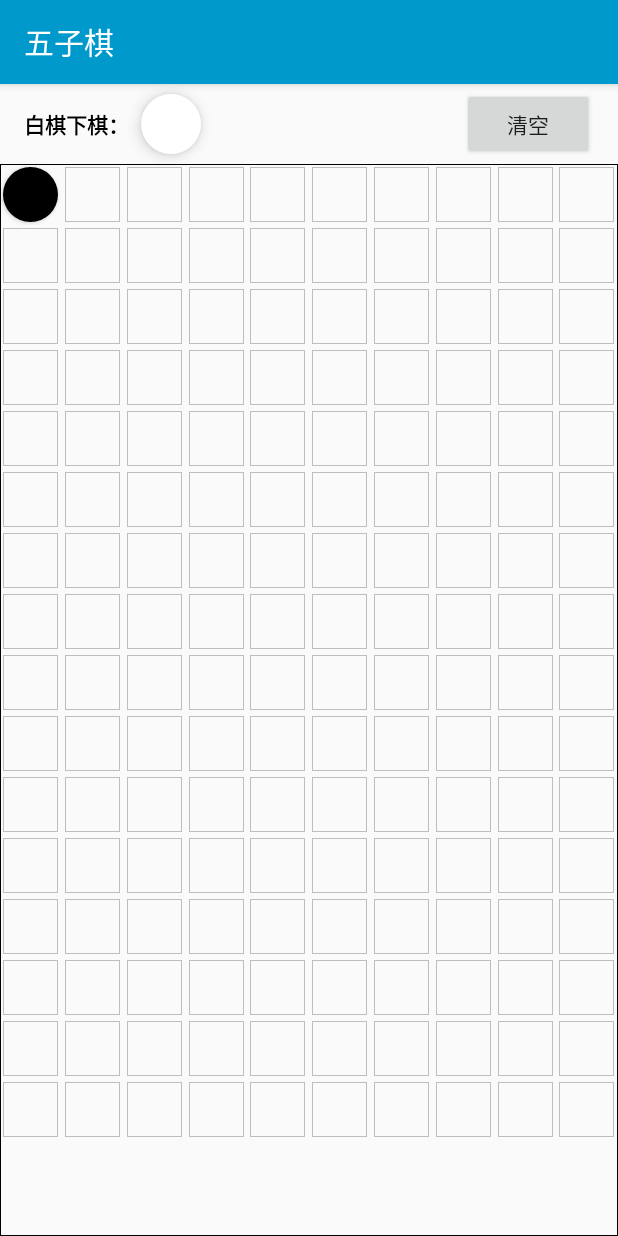
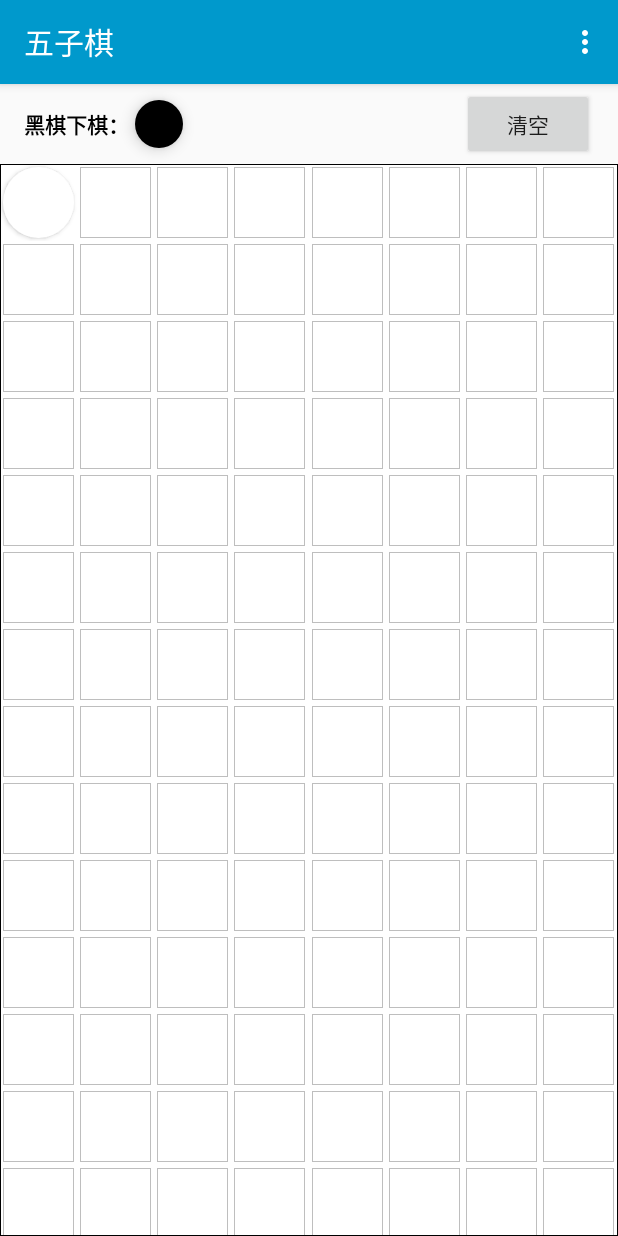
Before and after one commit to QiuBuJi/FiveInARow, an Android app: the screen it shows after launch (MainActivity), after a tap on an icon or button, on a phone screen of 412 x 824 dp. Run offline under Robolectric (Android 15) with nearby library versions, the phone set to English and light mode, and no system bars.

Commit message:
添加：     1.关于窗口     2.菜单选项     3.更换程序图标

```diff
--- a/app/src/main/AndroidManifest.xml
+++ b/app/src/main/AndroidManifest.xml
@@ -4,11 +4,12 @@
 
     <application
         android:allowBackup="true"
-        android:icon="@mipmap/ic_launcher"
+        android:icon="@mipmap/five_chess"
         android:label="@string/app_name"
-        android:roundIcon="@mipmap/ic_launcher_round"
+        android:roundIcon="@mipmap/five_chess"
         android:supportsRtl="true"
         android:theme="@style/AppTheme">
+        <activity android:name=".AboutActivity"></activity>
         <activity android:name=".MainActivity">
             <intent-filter>
                 <action android:name="android.intent.action.MAIN" />
--- a/app/src/main/java/com/example/five_in_a_row/MainActivity.kt
+++ b/app/src/main/java/com/example/five_in_a_row/MainActivity.kt
@@ -2,27 +2,30 @@ package com.example.five_in_a_row
 
 import android.annotation.SuppressLint
 import android.content.Context
+import android.content.Intent
 import android.graphics.Color
 import android.graphics.Point
 import androidx.appcompat.app.AppCompatActivity
 import android.os.Bundle
 import android.os.Handler
 import android.os.Message
-import android.view.LayoutInflater
-import android.view.View
-import android.view.ViewGroup
+import android.util.TypedValue
+import android.view.*
 import android.widget.TextView
 import androidx.recyclerview.widget.GridLayoutManager
 import androidx.recyclerview.widget.RecyclerView
 import kotlinx.android.synthetic.main.activity_main.*
 
 class MainActivity : AppCompatActivity() {
+    private lateinit var adapter: Adapter
 
     //region Companion
     companion object {
-        lateinit var tvTitle: TextView
+        lateinit var mTvTitle: TextView
         lateinit var mTvCircle: TextView
         val sizeScreen = Point()
+        var heightMain: Int = 0
+        var typeDefault: Circle.TYPE = Circle.TYPE.White
     }
     //endregion
 
@@ -31,19 +34,83 @@ class MainActivity : AppCompatActivity() {
         super.onCreate(savedInstanceState)
         setContentView(R.layout.activity_main)
 
-        tvTitle = main_tvTitle
+        //提取控件到全局变量
+        mTvTitle = main_tvTitle
         mTvCircle = main_tvCircle
 
+        heightMain = main_clMain.height
         windowManager.defaultDisplay.getSize(sizeScreen)//取屏幕尺寸
 
-        val adapter = Adapter(this, main_rvTable)
-        main_rvTable.adapter = adapter
-        main_rvTable.layoutManager = GridLayoutManager(this, adapter.width)
+        swapAdapter()//设置棋盘适配器
+
+        //init others
+
 
         //清空棋盘
-        main_btClear.setOnClickListener {
-            main_rvTable.swapAdapter(Adapter(this, main_rvTable), true)
+        main_btClear.setOnClickListener { swapAdapter() }
+    }
+
+    /**交换adapter*/
+    private fun swapAdapter() {
+        adapter = Adapter(this, main_rvTable, point.x, point.y)
+        main_rvTable.swapAdapter(adapter, true)
+        main_rvTable.layoutManager = GridLayoutManager(this, adapter.width)
+    }
+
+    override fun onStart() {
+        super.onStart()
+    }
+
+    private val group1 = 1
+    private val group2 = 2
+    private val group3 = 3
+    override fun onCreateOptionsMenu(menu: Menu?): Boolean {
+        menu?.run {
+            var addSubMenu = addSubMenu(group1, 0, 0, "先下棋")
+            addSubMenu.add(group1, 1, 0, "白棋").setIcon(R.drawable.ic_bg_circle_white)
+            addSubMenu.add(group1, 2, 0, "黑棋").setIcon(R.drawable.ic_bg_circle_black)
+
+            addSubMenu = addSubMenu(group2, 0, 0, "棋盘格数")
+            addSubMenu.add(group2, 1, 0, "6*6").setIcon(R.drawable.ic_bg_circle_white)
+            addSubMenu.add(group2, 2, 0, "6*10").setIcon(R.drawable.ic_bg_circle_black)
+            addSubMenu.add(group2, 3, 0, "10*10").setIcon(R.drawable.ic_bg_circle_white)
+            addSubMenu.add(group2, 4, 0, "10*16").setIcon(R.drawable.ic_bg_circle_black)
+            addSubMenu.add(group2, 5, 0, "16*16").setIcon(R.drawable.ic_bg_circle_white)
+            addSubMenu.add(group2, 6, 0, "16*26").setIcon(R.drawable.ic_bg_circle_black)
+
+            add(group3, 0, 0, "关于")
         }
+        return super.onCreateOptionsMenu(menu)
+    }
+
+    private var point: Point = Point(8, 14)//初始棋盘格数
+    override fun onOptionsItemSelected(item: MenuItem?): Boolean {
+        item?.run {
+            when (groupId) {
+                group1 -> {
+                    when (itemId) {
+                        1    -> adapter.currentType = Circle.TYPE.White
+                        2    -> adapter.currentType = Circle.TYPE.Black
+                        else -> {
+                        }
+                    }
+                }
+                group2 -> {
+                    val split = title.split("*")
+                    point = when (itemId) {
+                        0    -> return@run
+                        else -> Point(split[0].toInt(), split[1].toInt())
+                    }
+                    swapAdapter()
+                }
+                else   -> {
+                    val intent = Intent(this@MainActivity, AboutActivity::class.java)
+                    startActivity(intent)
+                }
+            }
+
+        }
+        return super.onOptionsItemSelected(item)
     }
     //endregion
 
@@ -52,8 +119,8 @@ class MainActivity : AppCompatActivity() {
     class Adapter(
         private val context: Context,
         private val rvTable: RecyclerView,
-        val width: Int = 10,
-        val height: Int = 16
+        val width: Int,
+        val height: Int
     ) : RecyclerView.Adapter<Holder>() {
         private val table = ArrayList<Circle>()
 
@@ -66,7 +133,10 @@ class MainActivity : AppCompatActivity() {
             val from = LayoutInflater.from(context)
                 .inflate(R.layout.sample_item_circle, parent, false)
             onceSetHeight()
-            return Holder(from)
+            val holder = Holder(from)
+            //文字尺寸适配框大小
+            holder.tvCircle.setTextSize(TypedValue.COMPLEX_UNIT_PX, (rvTable.width / width) * 0.4f)
+            return holder
         }
 
         private var once: Boolean = false
@@ -75,7 +145,7 @@ class MainActivity : AppCompatActivity() {
             if (once) return
             once = true
             val size = (rvTable.width / width) * height
-//            val remain = sizeScreen.y - rvTable.y
+//            val remain = heightMain - rvTable.y
             // FIXME: 2020.2.5 dynamic set the table height
 //            if (size < remain) rvTable.layoutParams.height = size
         }
@@ -90,8 +160,19 @@ class MainActivity : AppCompatActivity() {
                 return when (this) {
                     Circle.TYPE.Black -> R.drawable.ic_bg_circle_black
                     Circle.TYPE.White -> R.drawable.ic_bg_circle_white
-                    Circle.TYPE.Test -> R.drawable.ic_bg_circle_blue
-                    else -> R.drawable.ic_bg_rectangle
+                    Circle.TYPE.Test  -> R.drawable.ic_bg_circle_blue
+                    else              -> R.drawable.ic_bg_rectangle
+                }
+            }
+
+        /**获取该类型的颜色*/
+        private val Circle.TYPE.color: Int
+            get() {
+                return when (this) {
+                    Circle.TYPE.White -> Color.WHITE
+                    Circle.TYPE.Black -> Color.BLACK
+                    Circle.TYPE.Test  -> Color.BLUE
+                    else              -> Color.YELLOW
                 }
             }
 
@@ -141,22 +222,22 @@ class MainActivity : AppCompatActivity() {
         /**转换为方位数据*/
         private fun getDirection(x: Int, y: Int): Direction {
             return when (x) {
-                -1 ->
+                -1   ->
                     when (y) {
-                        -1 -> Direction.LeftTop
-                        0 -> Direction.Left
+                        -1   -> Direction.LeftTop
+                        0    -> Direction.Left
                         else -> Direction.LeftBottom
                     }
-                0 ->
+                0    ->
                     when (y) {
-                        -1 -> Direction.Top
-                        0 -> Direction.None
+                        -1   -> Direction.Top
+                        0    -> Direction.None
                         else -> Direction.Bottom
                     }
                 else ->
                     when (y) {
-                        -1 -> Direction.RightTop
-                        0 -> Direction.Right
+                        -1   -> Direction.RightTop
+                        0    -> Direction.Right
                         else -> Direction.RightBottom
                     }
             }
@@ -187,9 +268,7 @@ class MainActivity : AppCompatActivity() {
         }
 
         /**取所有通过该点的直线*/
-        private fun Circle.getLines(): ArrayList<ArrayList<Circle>> {
-            return getLines { true }
-        }
+        private fun Circle.getLines(): ArrayList<ArrayList<Circle>> = getLines { true }
 
         /**取所有通过该点的直线*/
         private fun Circle.getLines(action: (circleD: CircleD) -> Boolean): ArrayList<ArrayList<Circle>> {
@@ -245,32 +324,37 @@ class MainActivity : AppCompatActivity() {
 
         //endregion
         //******************************************************************************************
-        private var oldType: Circle.TYPE = Circle.TYPE.White
+        /**当前该下棋的类型*/
+        var currentType: Circle.TYPE = typeDefault
+            @SuppressLint("SetTextI18n")
+            set(value) {
+                field = value
+                mTvTitle.text = "${value.name1}下棋："
+                mTvCircle.setBackgroundResource(value.resource)
+            }
 
-        @SuppressLint("SetTextI18n")
         override fun onBindViewHolder(holder: Holder, position: Int) {
             holder.run {
                 val circle = table[position]
 
                 //显示数据到界面
-                tvCircle.text = circle.text
                 val size = rvTable.width / width
                 itemView.layoutParams.width = size
                 itemView.layoutParams.height = size
-                tvTitle.text = "${oldType.alter.name1}下棋："
 
+                itemView.setBackgroundColor(Color.TRANSPARENT)//不显示网格
                 tvCircle.setTextColor(circle.textColor)
                 tvCircle.setBackgroundResource(circle.type.resource)
-                mTvCircle.setBackgroundResource(oldType.alter.resource)
-                itemView.setBackgroundColor(Color.TRANSPARENT)
+                tvCircle.text = circle.text
                 tvCircle.setOnClickListener {
                     //设置不能在同一个地方重复下棋
                     if (circle.show) return@setOnClickListener
 
                     //保存上一次，下的是什么棋
-                    oldType = oldType.alter
                     circle.show = true
-                    circle.type = oldType
+                    circle.type = currentType
+                    currentType = currentType.alter
+                    typeDefault = currentType
 
                     //检查棋盘
                     tableChecking(circle)
@@ -290,8 +374,7 @@ class MainActivity : AppCompatActivity() {
                     for (line in it) {
                         for (circle in line) {
                             circle.text = circle.type.name1
-                            circle.textColor =
-                                if (circle.type == Circle.TYPE.White) Color.WHITE else Color.BLACK
+                            circle.textColor = circle.type.color
                             circle.type = Circle.TYPE.Test
 //                            circle.text = "赢"
                             circle.notifyChange()
@@ -332,15 +415,18 @@ open class Circle(
                 return when (this) {
                     White -> "白棋"
                     Black -> "黑棋"
-                    else -> "空"
+                    Test  -> "测试"
+                    else  -> "空"
                 }
             }
 
+        /**改变为相反的类型棋子*/
         val alter: TYPE
             get() {
                 return when (this) {
                     White -> Black
-                    else -> White
+                    Black -> White
+                    else  -> Test
                 }
             }
     }
@@ -363,19 +449,35 @@ enum class Direction {
     RightTop,
     RightBottom;
 
+    /**取反操作*/
     operator fun not(): Direction {
         return when (this) {
-            Left -> Right
-            Top -> Bottom
-            LeftTop -> RightBottom
-            LeftBottom -> RightTop
+            Left        -> Right
+            Top         -> Bottom
+            LeftTop     -> RightBottom
+            LeftBottom  -> RightTop
 
-            Right -> Left
-            Bottom -> Top
+            Right       -> Left
+            Bottom      -> Top
             RightBottom -> LeftTop
-            RightTop -> LeftBottom
-            else -> None
+            RightTop    -> LeftBottom
+            else        -> None
         }
+    }
+
+    override fun toString(): String {
+        val strDirection = when (this) {
+            Left        -> "←"
+            Top         -> "↑"
+            Right       -> "→"
+            Bottom      -> "↓"
+            LeftTop     -> "↖"
+            LeftBottom  -> "↙"
+            RightTop    -> "↗"
+            RightBottom -> "↘"
+            else        -> "㊣"
+        }
+        return "$strDirection  ($name)"
     }
 }
 //endregion
--- a/app/src/main/res/drawable/ic_bg_circle_white.xml
+++ b/app/src/main/res/drawable/ic_bg_circle_white.xml
@@ -5,14 +5,8 @@
     <size
         android:width="50dp"
         android:height="50dp" />
-    <padding
-        android:bottom="2dp"
-        android:left="2dp"
-        android:right="2dp"
-        android:top="2dp" />
-    <!--    <stroke-->
-    <!--        android:width="1px"-->
-    <!--        android:color="@android:color/black"-->
-    <!--        android:dashWidth="2dp"-->
-    <!--        android:dashGap="@android:dimen/dialog_min_width_minor" />-->
+
+<!--    <stroke-->
+<!--        android:width="1px"-->
+<!--        android:color="#79BEBEBE" />-->
 </shape>
--- a/app/src/main/res/layout/activity_main.xml
+++ b/app/src/main/res/layout/activity_main.xml
@@ -2,6 +2,7 @@
 <androidx.constraintlayout.widget.ConstraintLayout xmlns:android="http://schemas.android.com/apk/res/android"
     xmlns:app="http://schemas.android.com/apk/res-auto"
     xmlns:tools="http://schemas.android.com/tools"
+    android:id="@+id/main_clMain"
     android:layout_width="match_parent"
     android:layout_height="match_parent"
     tools:context=".MainActivity">
@@ -25,7 +26,7 @@
         android:layout_width="0dp"
         android:layout_height="0dp"
         android:layout_marginTop="16dp"
-        android:background="@drawable/ic_bg_rectangle1"
+        android:background="@android:color/white"
         android:foreground="@drawable/ic_bg_rectangle1"
         app:layout_constraintBottom_toBottomOf="parent"
         app:layout_constraintEnd_toEndOf="parent"
@@ -46,9 +47,9 @@
 
     <TextView
         android:id="@+id/main_tvCircle"
-        android:layout_width="40dp"
-        android:layout_height="40dp"
-        android:layout_marginStart="8dp"
+        android:layout_width="@dimen/sizeMainCircle"
+        android:layout_height="@dimen/sizeMainCircle"
+        android:layout_marginStart="4dp"
         android:background="@drawable/ic_bg_circle_black"
         android:elevation="6dp"
         android:gravity="center"
--- a/app/src/main/res/layout/sample_item_circle.xml
+++ b/app/src/main/res/layout/sample_item_circle.xml
@@ -18,6 +18,7 @@
         android:shadowDy="2"
         android:text="输赢"
         android:textColor="@android:color/white"
+        android:textSize="14sp"
         app:layout_constraintBottom_toBottomOf="parent"
         app:layout_constraintEnd_toEndOf="parent"
         app:layout_constraintHorizontal_bias="0.0"
--- a/app/src/main/res/values/styles.xml
+++ b/app/src/main/res/values/styles.xml
@@ -8,4 +8,7 @@
         <item name="colorAccent">@color/colorAccent</item>
     </style>
 
+    <dimen name="sizeMainCircle">32dp</dimen>
+
+
 </resources>
```
Also changed, not shown: app/src/main/java/com/example/five_in_a_row/AboutActivity.kt (added, +14 -0 lines), app/src/main/res/layout/activity_about.xml (added, +33 -0 lines), app/src/main/res/values/strings.xml (+7 -0 lines), app/src/main/res/mipmap-hdpi/five_chess.png (added).
